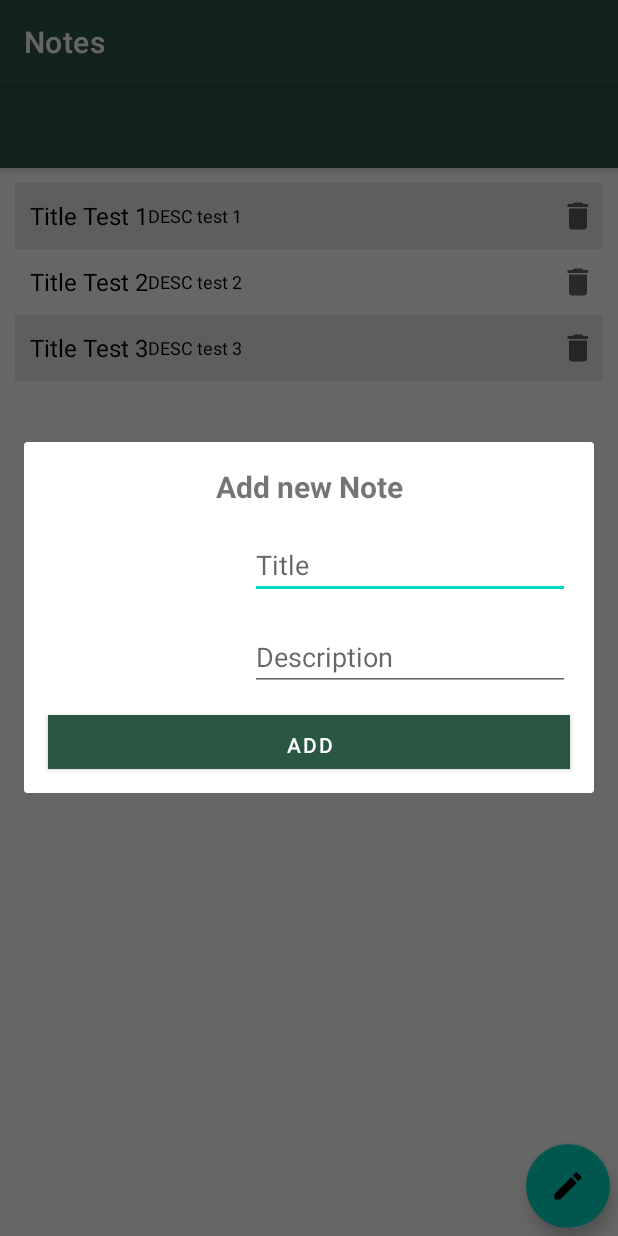
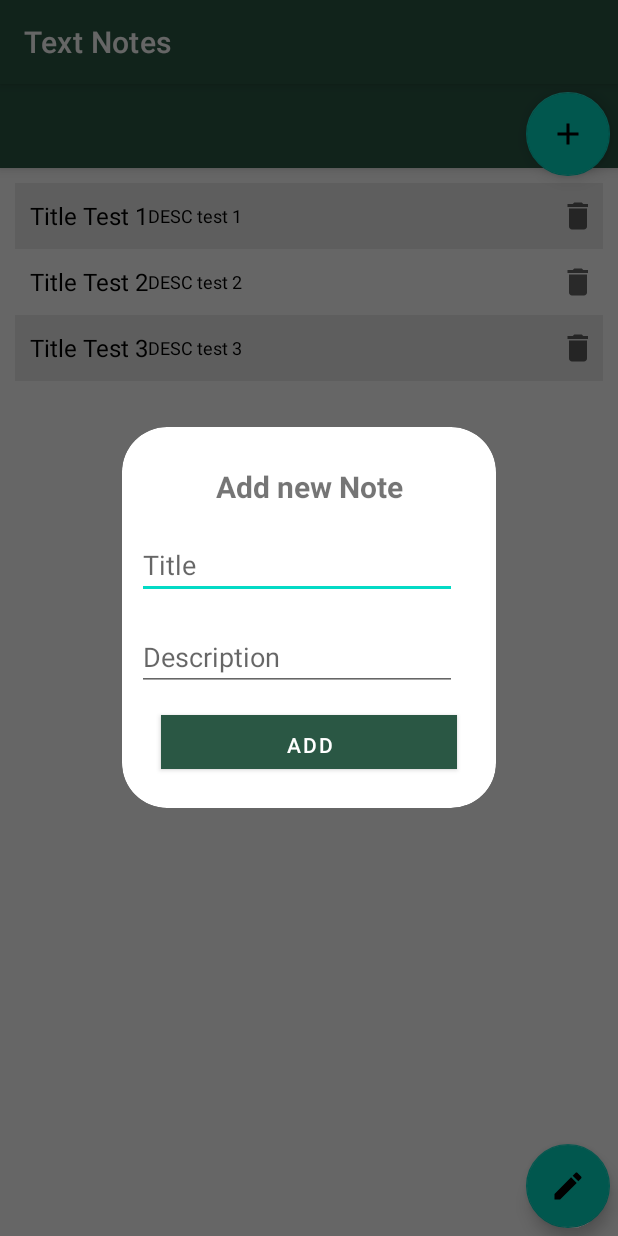
Before and after one commit to pannaAdrianna/KotlinDB, an Android app: the TextNotesActivity screen opened directly, with no data from a screen before it, after a tap on "Add New Note", on a phone screen of 412 x 824 dp. Run offline under Robolectric (Android 15) with nearby library versions, the phone set to English and light mode, and no system bars.

Commit message:
added dialog for choosing note type

```diff
--- a/app/build.gradle
+++ b/app/build.gradle
@@ -114,6 +114,9 @@ dependencies {
     implementation 'com.google.android.gms:play-services-vision:20.1.3'
 
 
+    implementation 'com.google.android.material:material:1.3.0'
+
+
 
 
 }
--- a/app/src/main/java/edu/ib/kotlindb/activities/TextNotesActivity.kt
+++ b/app/src/main/java/edu/ib/kotlindb/activities/TextNotesActivity.kt
@@ -6,6 +6,7 @@ import androidx.appcompat.app.AppCompatActivity
 import android.os.Bundle
 import android.view.View
 import android.view.ViewGroup
+import android.widget.RadioButton
 import android.widget.SearchView
 import android.widget.TextView
 import android.widget.Toast
@@ -14,7 +15,6 @@ import androidx.recyclerview.widget.LinearLayoutManager
 import androidx.recyclerview.widget.RecyclerView
 import com.google.android.material.floatingactionbutton.FloatingActionButton
 import edu.ib.kotlindb.R
-import edu.ib.kotlindb.database.EmpModelClass
 import edu.ib.kotlindb.database.TextNotesAdapter
 import edu.ib.kotlindb.models.TextNote
 import kotlinx.android.synthetic.main.dialog_add_new_text_note.*
@@ -27,6 +27,7 @@ class TextNotesActivity : AppCompatActivity() {
 
     internal lateinit var rvItemsList: RecyclerView
     internal lateinit var btnAdd: FloatingActionButton
+    internal lateinit var btnChoose: FloatingActionButton
 
     val TAG: String = "TextNotesActivity: "
 
@@ -40,11 +41,12 @@ class TextNotesActivity : AppCompatActivity() {
     override fun onCreate(savedInstanceState: Bundle?) {
         super.onCreate(savedInstanceState)
         setContentView(R.layout.activity_text_notes)
-        supportActionBar?.setTitle("Notes")
+        supportActionBar?.title = "Text Notes"
 
         // to z content
         rvItemsList = findViewById(R.id.rvTextNotes)
         btnAdd = findViewById(R.id.btnAddNewNote)
+        btnChoose = findViewById(R.id.btnChoose)
         searchView = findViewById(R.id.search_bar)
         setupListofDataIntoRecyclerView()
         adapter = TextNotesAdapter(this, getBasicItemsList())
@@ -52,34 +54,18 @@ class TextNotesActivity : AppCompatActivity() {
 
 
         btnAdd.setOnClickListener { view ->
-            /*  Toast.makeText(
-                  applicationContext,
-                  TAG + " btn Add click",
-                  Toast.LENGTH_LONG
-              ).show()*/
 
+            addNewTextNoteAlertDialog()
+            setupListofDataIntoRecyclerView()
+        }
+        btnChoose.setOnClickListener {
 
-//            openDialog()
-            showDialog()
-            setupListofDataIntoRecyclerView()
-//            TODO("alert dialog")
+            Toast.makeText(this,"TA click on text",Toast.LENGTH_SHORT).show()
+            chooseNoteType()
         }
 
     }
 
-   /* fun openDialog() {
-        val dialog = AddNewNoteDialog()
-        dialog.show(supportFragmentManager, "Add New Note Dialog")
-
-        println("\n\n\n note from dialog ${note}")
-        if (note.title != "") {
-            databaseHandler.addTextNote(note)
-            setupListofDataIntoRecyclerView()
-            dialog.dismiss()
-        }
-
-
-    }*/
 
 
     private fun getBasicItemsList(): ArrayList<TextNote> {
@@ -124,17 +110,17 @@ class TextNotesActivity : AppCompatActivity() {
     }
 
 
-    private fun showDialog() {
+    private fun addNewTextNoteAlertDialog() {
         val customDialog = Dialog(this)
         customDialog.setContentView(R.layout.dialog_add_new_text_note)
 
-        customDialog.window?.setLayout(ViewGroup.LayoutParams.MATCH_PARENT, ViewGroup.LayoutParams.WRAP_CONTENT)
-        val yesBtn = customDialog.findViewById(R.id.btn_add) as TextView
+        customDialog!!.window?.setBackgroundDrawableResource(R.drawable.round_corner);
+        val addBtn = customDialog.findViewById(R.id.btn_add) as TextView
 //        val noBtn = customDialog.findViewById(R.id.no_opt) as TextView
         databaseHandler = DatabaseHandler(this)
         customDialog!!.setCanceledOnTouchOutside(true);
 
-        yesBtn.setOnClickListener {
+        addBtn.setOnClickListener {
             //Do something here
             val title = customDialog.et_title.text.toString()
             val desc = customDialog.et_desc.text.toString()
@@ -146,10 +132,44 @@ class TextNotesActivity : AppCompatActivity() {
 
             customDialog.dismiss()
         }
-//        noBtn.setOnClickListener {
-//            customDialog.dismiss()
-//        }
         customDialog.show()
+
+
+    }
+
+    fun onRadioButtonClicked(view: View) {
+        if (view is RadioButton) {
+            // Is the button now checked?
+            val checked = view.isChecked
+
+            // Check which radio button was clicked
+            when (view.getId()) {
+                R.id.radio_text_note ->
+                    if (checked) {
+                        Toast.makeText(view.context,"Dialog Radio: text",Toast.LENGTH_LONG).show()
+                        addNewTextNoteAlertDialog()
+                    }
+                R.id.radio_photo ->
+                    if (checked) {
+                        // Ninjas rule
+                        Toast.makeText(view.context,"Dialog Radio: photo",Toast.LENGTH_LONG).show()
+                    }
+            }
+        }
+    }
+
+    private fun chooseNoteType() {
+        val customDialog = Dialog(this)
+        customDialog.setContentView(R.layout.dialog_choose_new_note_type)
+
+        customDialog.window?.setLayout(ViewGroup.LayoutParams.MATCH_PARENT, ViewGroup.LayoutParams.WRAP_CONTENT)
+        customDialog.window?.setBackgroundDrawableResource(R.drawable.round_corner);
+        customDialog!!.setCanceledOnTouchOutside(true);
+
+        customDialog.show()
+
+
+
     }
 
 
--- /dev/null
+++ b/app/src/main/res/drawable/ic_add.xml
@@ -0,0 +1,5 @@
+<vector android:height="24dp" android:tint="#FFFFFF"
+    android:viewportHeight="24" android:viewportWidth="24"
+    android:width="24dp" xmlns:android="http://schemas.android.com/apk/res/android">
+    <path android:fillColor="@android:color/white" android:pathData="M19,13h-6v6h-2v-6H5v-2h6V5h2v6h6v2z"/>
+</vector>
--- a/app/src/main/res/layout/activity_text_notes.xml
+++ b/app/src/main/res/layout/activity_text_notes.xml
@@ -36,5 +36,18 @@
         tools:ignore="SpeakableTextPresentCheck"
         android:focusable="true" />
 
+    <com.google.android.material.floatingactionbutton.FloatingActionButton
+        android:id="@+id/btnChoose"
+        android:layout_width="wrap_content"
+        android:layout_height="wrap_content"
+        android:layout_gravity="end|top"
+        android:layout_margin="5dp"
+        android:clickable="true"
+        android:contentDescription="@string/add_new_note"
+        android:focusable="true"
+        android:visibility="visible"
+        app:srcCompat="@drawable/ic_add"
+        tools:ignore="SpeakableTextPresentCheck" />
+
 
 </androidx.coordinatorlayout.widget.CoordinatorLayout>
```
Also changed, not shown: app/src/main/res/layout/dialog_choose_new_note_type.xml (added, +68 -0 lines), app/src/main/res/drawable-mdpi/round_corner.xml (renamed from app/src/main/res/drawable/round_corner.xml).
